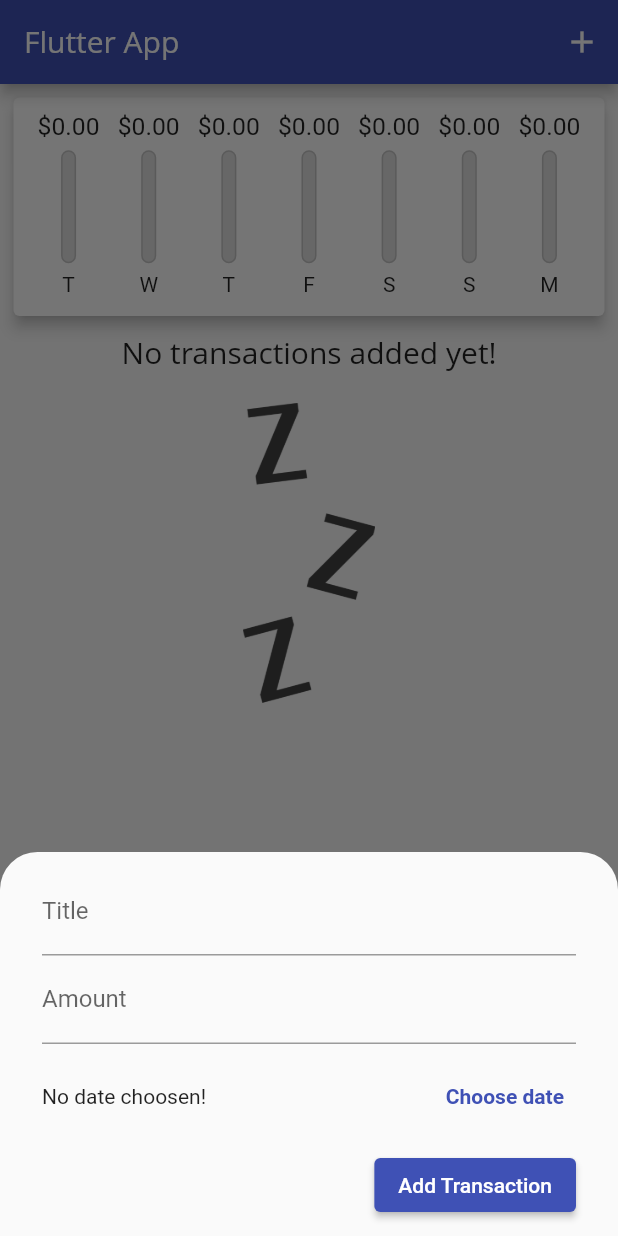
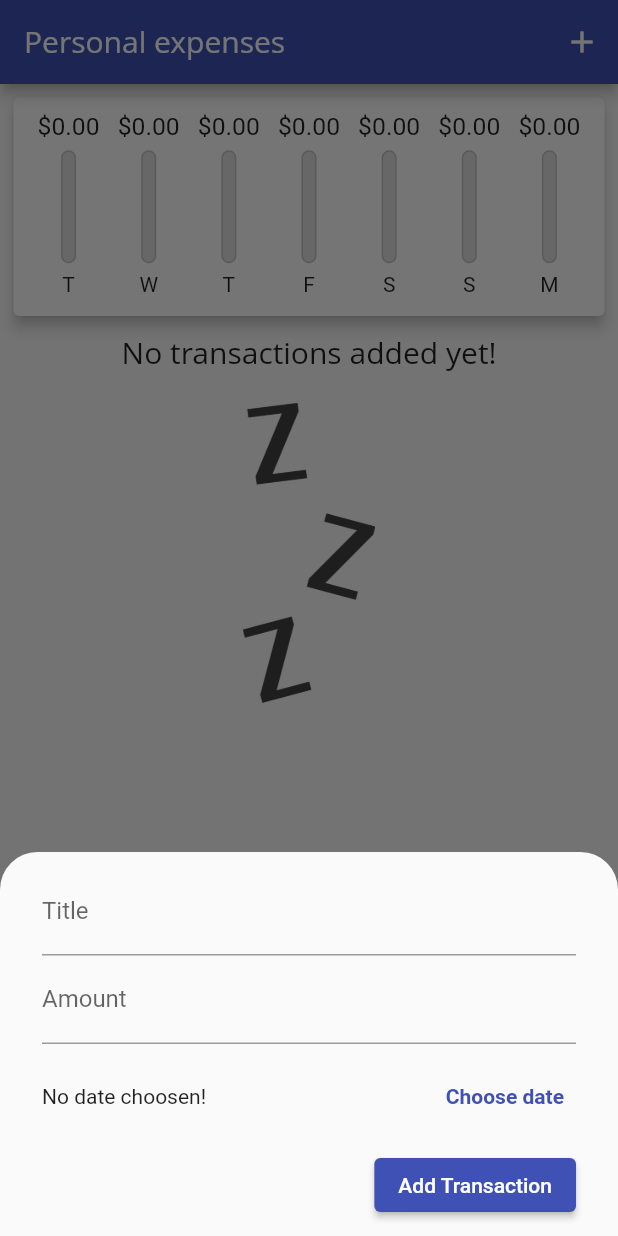
Before and after one commit to jigneshpandav/flutter-expense-manager, a Flutter app: the screen it shows after launch, after a tap on the "add" icon, on a phone screen of 412 x 824 dp. Run offline on Flutter 3.47's test engine with Material 2 defaults, Android fonts, the phone set to English and light mode, and no system bars; Roboto replaces fonts that are missing (Open Sans).

Commit message:
adaptive flat button

```diff
--- a/lib/main.dart
+++ b/lib/main.dart
@@ -1,4 +1,7 @@
+import 'dart:io';
+
 import 'package:demo/widgets/transaction_list.dart';
+import 'package:flutter/cupertino.dart';
 import 'package:flutter/material.dart';
 import 'package:flutter/services.dart';
 
@@ -98,9 +101,20 @@ class _MyHomePageState extends State<MyHomePage> {
   @override
   Widget build(BuildContext context) {
     final mediaQuery = MediaQuery.of(context);
-    final appBar = AppBar(
+    final PreferredSizeWidget appBar = (Platform.isIOS
+        ? CupertinoNavigationBar(
+            middle: Text('Personal Expenses'),
+            trailing: Row(
+              mainAxisSize: MainAxisSize.min,
+              children: <Widget>[
+                GestureDetector(
+                    child: Icon(CupertinoIcons.add),
+                    onTap: () => _startAddNewTransaction(context))
+              ],
+            ))
+        : AppBar(
             title: Text(
-        "Flutter App",
+              "Personal expenses",
               style: TextStyle(fontFamily: 'Open Sans'),
             ),
             actions: [
@@ -109,10 +123,9 @@ class _MyHomePageState extends State<MyHomePage> {
                 icon: Icon(Icons.add),
               )
             ],
-    );
-    return Scaffold(
-      appBar: appBar,
-      body: SingleChildScrollView(
+          )) as PreferredSizeWidget;
+    final pageBody = SafeArea(
+      child: SingleChildScrollView(
         child: Padding(
           padding: EdgeInsets.all(5),
           child: Column(
@@ -137,11 +150,21 @@ class _MyHomePageState extends State<MyHomePage> {
           ),
         ),
       ),
+    );
+    return Platform.isIOS
+        ? CupertinoPageScaffold(
+            child: pageBody,
+            navigationBar: appBar as ObstructingPreferredSizeWidget,
+          )
+        : Scaffold(
+            appBar: appBar,
+            body: pageBody,
             floatingActionButton: FloatingActionButton(
               onPressed: () => _startAddNewTransaction(context),
               child: Icon(Icons.add),
             ),
-      floatingActionButtonLocation: FloatingActionButtonLocation.centerDocked,
+            floatingActionButtonLocation:
+                FloatingActionButtonLocation.centerDocked,
           );
   }
 }
--- /dev/null
+++ b/lib/widgets/adaptive_flat_button.dart
@@ -0,0 +1,29 @@
+import 'dart:io';
+
+import 'package:flutter/material.dart';
+import 'package:flutter/cupertino.dart';
+
+class AdaptiveFlatButton extends StatelessWidget {
+  final VoidCallback callBackFunction;
+  final String label;
+
+  AdaptiveFlatButton(this.label, this.callBackFunction);
+
+  @override
+  Widget build(BuildContext context) {
+    return Platform.isIOS
+        ? CupertinoButton(
+            child: Text(label),
+            onPressed: callBackFunction,
+          )
+        : TextButton(
+            onPressed: callBackFunction,
+            child: Text(
+              label,
+              style: TextStyle(
+                fontWeight: FontWeight.bold,
+              ),
+            ),
+          );
+  }
+}
--- a/lib/widgets/new_transaction.dart
+++ b/lib/widgets/new_transaction.dart
@@ -1,3 +1,5 @@
+import 'package:demo/widgets/adaptive_flat_button.dart';
+import 'package:flutter/cupertino.dart';
 import 'package:flutter/material.dart';
 import 'package:intl/intl.dart';
 
@@ -35,6 +37,7 @@ class _NewTransactionState extends State<NewTransaction> {
   }
 
   void _presentDatePicker() {
+    print("inside date picker");
     showDatePicker(
       context: context,
       initialDate: DateTime.now(),
@@ -95,15 +98,7 @@ class _NewTransactionState extends State<NewTransaction> {
                             : "Picked Date: ${DateFormat.yMMMd().format(_selectedDate!)}",
                       ),
                     ),
-                    TextButton(
-                      onPressed: _presentDatePicker,
-                      child: const Text(
-                        'Choose date',
-                        style: TextStyle(
-                          fontWeight: FontWeight.bold,
-                        ),
-                      ),
-                    )
+                    AdaptiveFlatButton("Choose date", _presentDatePicker)
                   ],
                 ),
               ),
```
Lines whose indentation alone changed are shown as unchanged.
